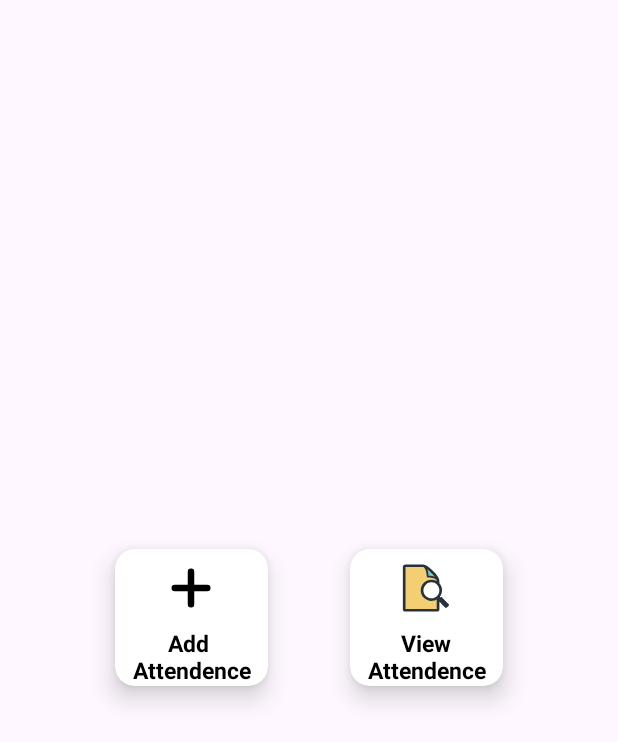
After one commit to vineelvanjari/CollegeAttendence, an Android app: the layout bottom_sheet_dialog_box.xml on its own in the app's theme, with its tools: preview values and no code run, on a phone screen of 412 x 824 dp. The commit adds this screen. Shown: the top 742 px of the screen. Run offline under Robolectric (Android 15) with nearby library versions, the phone set to English and light mode, and no system bars.

Commit message:
add attendence

```diff
--- /dev/null
+++ b/app/src/main/java/com/vv/collegeattendence/BottomSheetDialogFrg.java
@@ -0,0 +1,80 @@
+package com.vv.collegeattendence;
+
+import android.app.Activity;
+import android.app.DatePickerDialog;
+import android.app.Dialog;
+import android.content.Context;
+import android.content.Intent;
+import android.os.Bundle;
+import android.view.LayoutInflater;
+import android.view.View;
+import android.view.ViewGroup;
+import android.widget.Button;
+import android.widget.EditText;
+import android.widget.ListView;
+
+import androidx.cardview.widget.CardView;
+
+import com.google.android.material.bottomsheet.BottomSheetDialogFragment;
+
+import java.text.SimpleDateFormat;
+import java.util.Calendar;
+import java.util.Date;
+
+public class BottomSheetDialogFrg extends BottomSheetDialogFragment {
+    Context context;
+    String TABLE_NAME;
+    BottomSheetDialogFrg(Context context,String TABLE_NAME){
+        this.context=context;
+        this.TABLE_NAME=TABLE_NAME;
+    }
+    @Override
+    public View onCreateView(LayoutInflater inflater, ViewGroup container, Bundle savedInstanceState) {
+        View viewRef = inflater.inflate(R.layout.bottom_sheet_dialog_box, container, false);
+        viewRef.findViewById(R.id.addAttendence).setOnClickListener(v ->{
+            dismiss();
+            Dialog dialog = new Dialog(context,R.style.Dialogbox_border);
+            dialog.setContentView(R.layout.date_dialog_box);
+            EditText Date1 = dialog.findViewById(R.id.selectDate);
+            Date currentDate = new Date();
+            SimpleDateFormat dateFormat = new SimpleDateFormat("dd_MM_yyyy h:mm:ss a"); // Add "ss" for seconds
+            String formattedDateTime = dateFormat.format(currentDate);
+            String date1 = formattedDateTime.substring(0, 10);
+            Date1.setText(date1);
+            Date1.setOnClickListener(va ->{
+                final Calendar calendar = Calendar.getInstance();
+                int year = calendar.get(Calendar.YEAR);
+                int month = calendar.get(Calendar.MONTH);
+                int day = calendar.get(Calendar.DAY_OF_MONTH);
+
+                DatePickerDialog datePickerDialog = new DatePickerDialog(
+                        context,
+                        (view, year1, month1, dayOfMonth) -> {
+                            String date = String.format("%02d_%02d_%04d", dayOfMonth, month1 + 1, year1);
+                            Date1.setText(date);
+                        },
+                        year, month, day);
+
+                datePickerDialog.show();
+            });
+            dialog.findViewById(R.id.next).setOnClickListener(a ->{
+                DataBase dataBase = new DataBase(context);
+                if(!dataBase.checkColumnName(TABLE_NAME,"_"+Date1.getText().toString()))
+                {
+                    dataBase.inserDate(TABLE_NAME,"_"+Date1.getText().toString());
+                }
+                Intent intent = new Intent(context, AttendenceList.class);
+                intent.putExtra("date",Date1.getText().toString());
+                intent.putExtra("tableName",TABLE_NAME);
+                ((Activity) context).startActivityForResult(intent,1);
+                dialog.dismiss();
+                ((Activity) context).finish();
+            });
+            dialog.show();
+        });
+        viewRef.findViewById(R.id.viewAttendence).setOnClickListener(v ->{
+
+        });
+        return viewRef;
+    }
+}
--- a/app/src/main/java/com/vv/collegeattendence/SubjectRecycleAdapter.java
+++ b/app/src/main/java/com/vv/collegeattendence/SubjectRecycleAdapter.java
@@ -1,6 +1,9 @@
 package com.vv.collegeattendence;
+import androidx.fragment.app.FragmentActivity;
+import androidx.appcompat.app.AppCompatActivity;
 
 import static android.app.Activity.RESULT_OK;
+import static android.media.CamcorderProfile.get;
 import static androidx.core.content.ContextCompat.startActivity;
 
 import android.app.Activity;
@@ -17,6 +20,7 @@ import android.widget.Toast;
 
 import androidx.annotation.NonNull;
 import androidx.cardview.widget.CardView;
+import androidx.fragment.app.FragmentManager;
 import androidx.recyclerview.widget.RecyclerView;
 
 import java.text.SimpleDateFormat;
@@ -48,47 +52,10 @@ public class SubjectRecycleAdapter extends RecyclerView.Adapter<SubjectRecycleAd
         holder.subjectCatdView.setOnClickListener(new View.OnClickListener() {
             @Override
             public void onClick(View v) {
-
-                Dialog dialog = new Dialog(context,R.style.Dialogbox_border);
-                dialog.setContentView(R.layout.date_dialog_box);
-                EditText Date1 = dialog.findViewById(R.id.selectDate);
-                Date currentDate = new Date();
-                SimpleDateFormat dateFormat = new SimpleDateFormat("dd_MM_yyyy h:mm:ss a"); // Add "ss" for seconds
-                String formattedDateTime = dateFormat.format(currentDate);
-                String date1 = formattedDateTime.substring(0, 10);
-                Date1.setText(date1);
-                Date1.setOnClickListener(va ->{
-                    final Calendar calendar = Calendar.getInstance();
-                    int year = calendar.get(Calendar.YEAR);
-                    int month = calendar.get(Calendar.MONTH);
-                    int day = calendar.get(Calendar.DAY_OF_MONTH);
-
-                    DatePickerDialog datePickerDialog = new DatePickerDialog(
-                            context,
-                            (view, year1, month1, dayOfMonth) -> {
-                                String date = String.format("%02d_%02d_%04d", dayOfMonth, month1 + 1, year1);
-                                Date1.setText(date);
-                            },
-                            year, month, day);
-
-                    datePickerDialog.show();
-                });
-                dialog.findViewById(R.id.next).setOnClickListener(a ->{
-                    DataBase dataBase = new DataBase(context);
-                    String TABLE_NAME=arrayList.get(position).subjectName+"_"+arrayList.get(position).semister+"_"+arrayList.get(position).section;
-
-                    if(!dataBase.checkColumnName(TABLE_NAME,"_"+Date1.getText().toString()))
-                    {
-                        dataBase.inserDate(TABLE_NAME,"_"+Date1.getText().toString());
-                    }
-                    Intent intent = new Intent(context, AttendenceList.class);
-                    intent.putExtra("date",Date1.getText().toString());
-                    intent.putExtra("tableName",TABLE_NAME);
-                    ((Activity) context).startActivityForResult(intent,1);
-                    dialog.dismiss();
-                    ((Activity) context).finish();
-                });
-                dialog.show();
+                String TABLE_NAME=arrayList.get(position).subjectName+"_"+arrayList.get(position).semister+"_"+arrayList.get(position).section;
+                BottomSheetDialogFrg bottomSheetDialogFrg = new  BottomSheetDialogFrg(context,TABLE_NAME);
+                FragmentManager fragmentManager = ((AppCompatActivity) v.getContext()).getSupportFragmentManager();
+                bottomSheetDialogFrg.show(fragmentManager, bottomSheetDialogFrg.getTag());
             }
 
         });
--- /dev/null
+++ b/app/src/main/res/drawable/view.xml
@@ -0,0 +1,18 @@
+<vector xmlns:android="http://schemas.android.com/apk/res/android"
+    android:width="800dp"
+    android:height="800dp"
+    android:viewportWidth="1024"
+    android:viewportHeight="1024">
+  <path
+      android:pathData="M917.3,802.4L786.6,671.6c-3,-3 -10.3,0.3 -18.9,6.4l-10.7,-10.7c54.6,-70.9 51.4,-171.2 -8.5,-239.2v-36.8l0.1,0.5c0,-70.6 -67.5,-136.9 -103.7,-172.4l-8.3,-8.2C529.8,104.4 485.2,95.5 448.8,95.5l-12.4,-0.1H150.8c-17,0 -47.3,12.9 -47.3,38.7v756c0,21.4 17.3,38.7 38.7,38.7h567.6c21.4,0 38.7,-17.4 38.7,-38.7V753.4c37.3,37.3 108.9,108.9 108.9,108.9 13,12.9 72.9,-46.9 59.9,-59.9z"
+      android:fillColor="#27323A"/>
+  <path
+      android:pathData="M707.2,652.2c-54.9,54.9 -144.3,55 -199.1,0 -54.9,-55 -54.9,-144.4 0,-199.2 26.6,-26.6 61.9,-41.2 99.6,-41.2 37.7,0 73,14.6 99.6,41.2 54.9,55 54.9,144.3 0,199.2z"
+      android:fillColor="#FFFFFF"/>
+  <path
+      android:pathData="M603.2,244.6l8.7,8.5c15.2,14.8 36.5,35.9 54.5,59.4 -35.5,-13.3 -75.1,-15.8 -110.3,-17.3 -1.1,-23.4 -5.6,-71.3 -21.5,-112.8 18.7,14.7 41.1,34.6 68.6,62.1z"
+      android:fillColor="#79CCBF"/>
+  <path
+      android:pathData="M150.6,881.6V142.8c0.1,-0.1 0.7,-0.3 0.7,-0.3h285l12.4,0.1c6.3,0 14.5,0.1 26.4,4.1l6,6.3c32.4,32 44,111.6 44,157.4 0,8.4 6.6,15.4 15.1,15.7l6.5,0.3c48.9,1.9 109.8,4.2 146.9,37.8l3.4,3.4c2.4,7.5 3.9,14.9 4.2,22.3 -72,-41.4 -165.3,-32.1 -226.9,29.5 -73.6,73.6 -73.6,193.1 0,266.7 61.6,61.6 154.8,71 226.9,29.5v166.2H150.6z"
+      android:fillColor="#F4CE73"/>
+</vector>
--- /dev/null
+++ b/app/src/main/res/layout/bottom_sheet_dialog_box.xml
@@ -0,0 +1,71 @@
+<?xml version="1.0" encoding="utf-8"?>
+<LinearLayout xmlns:android="http://schemas.android.com/apk/res/android"
+    android:layout_width="match_parent"
+    android:layout_height="match_parent"
+    android:gravity="center"
+    xmlns:app="http://schemas.android.com/apk/res-auto"
+    android:orientation="horizontal">
+    <androidx.cardview.widget.CardView
+        android:id="@+id/addAttendence"
+        android:layout_width="@dimen/_100sdp"
+        android:layout_height="@dimen/_100sdp"
+        app:cardElevation="10dp"
+        app:cardUseCompatPadding="true"
+        android:clickable="true"
+        android:focusable="true"
+        android:layout_marginHorizontal="@dimen/_10sdp"
+        android:foreground="?attr/selectableItemBackground"
+        app:cardCornerRadius="@dimen/_10sdp">
+        <LinearLayout
+            android:layout_width="match_parent"
+            android:layout_height="match_parent"
+            android:orientation="vertical"
+            android:gravity="center">
+            <ImageView
+                android:layout_width="@dimen/_40sdp"
+                android:layout_height="@dimen/_40sdp"
+                android:src="@drawable/add"
+                />
+            <TextView
+                android:text="Add \nAttendence"
+                android:layout_width="match_parent"
+                android:layout_height="wrap_content"
+                android:textStyle="bold"
+                android:textAlignment="center"
+                android:textColor="@color/black"
+                android:textSize="@dimen/_12sdp"/>
+        </LinearLayout>
+    </androidx.cardview.widget.CardView>
+    <androidx.cardview.widget.CardView
+        android:id="@+id/viewAttendence"
+        android:layout_width="@dimen/_100sdp"
+        android:layout_height="@dimen/_100sdp"
+        app:cardElevation="10dp"
+        app:cardUseCompatPadding="true"
+        android:clickable="true"
+        android:focusable="true"
+        android:layout_marginHorizontal="@dimen/_10sdp"
+        android:foreground="?attr/selectableItemBackground"
+        app:cardCornerRadius="@dimen/_10sdp">
+        <LinearLayout
+            android:layout_width="match_parent"
+            android:layout_height="match_parent"
+            android:orientation="vertical"
+            android:gravity="center">
+            <ImageView
+                android:layout_width="@dimen/_40sdp"
+                android:layout_height="@dimen/_40sdp"
+                android:src="@drawable/view"
+                android:padding="@dimen/_5sdp"
+                />
+            <TextView
+                android:text="View Attendence"
+                android:layout_width="match_parent"
+                android:layout_height="wrap_content"
+                android:textStyle="bold"
+                android:textAlignment="center"
+                android:textColor="@color/black"
+                android:textSize="@dimen/_12sdp"/>
+        </LinearLayout>
+    </androidx.cardview.widget.CardView>
+</LinearLayout>
--- a/app/src/main/res/layout/date_dialog_box.xml
+++ b/app/src/main/res/layout/date_dialog_box.xml
@@ -41,6 +41,10 @@
      </com.google.android.material.textfield.TextInputLayout>
 
  </LinearLayout>
+    <LinearLayout
+        android:layout_width="wrap_content"
+        android:layout_height="wrap_content">
+    </LinearLayout>
     <Button
         android:id="@+id/next"
         android:layout_height="@dimen/_50sdp"
```
